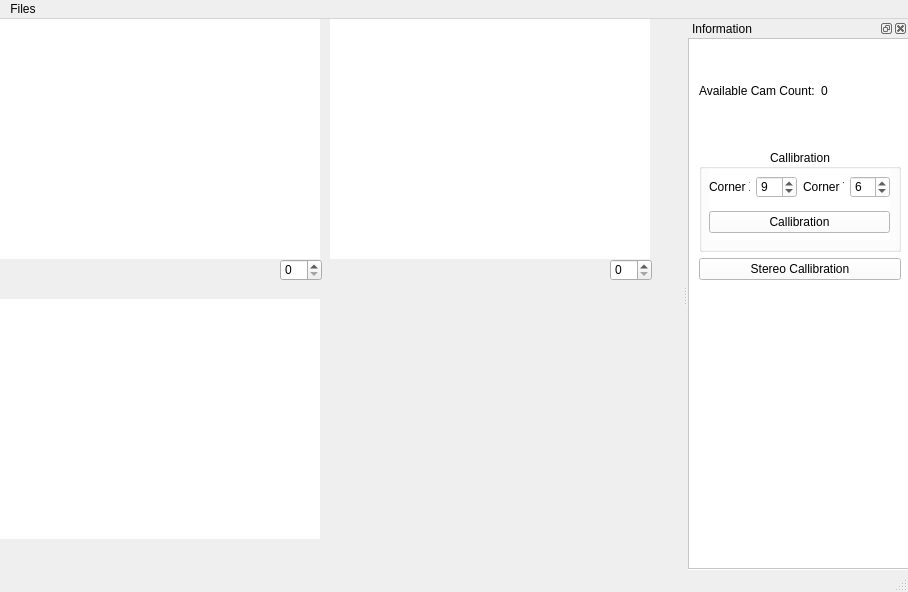
This is PDStereo/QtApp/ui/QtMain.ui in PastelDew/PDStereo as Qt 5 draws it before an edit. The edited form follows.
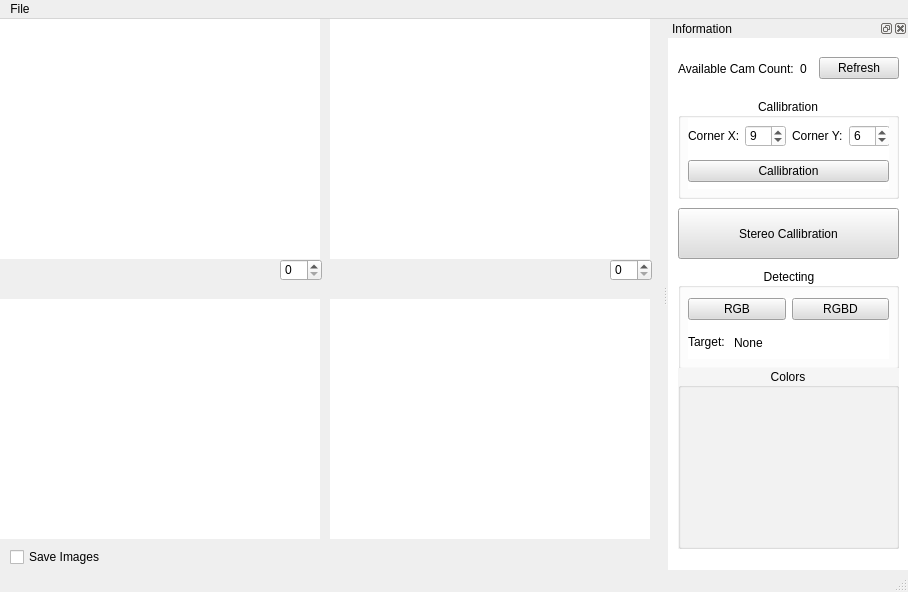
This is the edited form.

```diff
--- a/PDStereo/QtApp/ui/QtMain.ui
+++ b/PDStereo/QtApp/ui/QtMain.ui
@@ -103,6 +103,48 @@
      <bool>true</bool>
     </property>
    </widget>
+   <widget class="QLabel" name="cam_detect">
+    <property name="geometry">
+     <rect>
+      <x>330</x>
+      <y>280</y>
+      <width>320</width>
+      <height>240</height>
+     </rect>
+    </property>
+    <property name="autoFillBackground">
+     <bool>false</bool>
+    </property>
+    <property name="styleSheet">
+     <string notr="true">background-color: rgb(255, 255, 255);
+border-color: rgb(0, 0, 0);</string>
+    </property>
+    <property name="text">
+     <string/>
+    </property>
+    <property name="scaledContents">
+     <bool>true</bool>
+    </property>
+   </widget>
+   <widget class="QCheckBox" name="checkBox_saveImages">
+    <property name="geometry">
+     <rect>
+      <x>10</x>
+      <y>530</y>
+      <width>101</width>
+      <height>16</height>
+     </rect>
+    </property>
+    <property name="text">
+     <string>Save Images</string>
+    </property>
+    <property name="autoExclusive">
+     <bool>false</bool>
+    </property>
+    <property name="tristate">
+     <bool>false</bool>
+    </property>
+   </widget>
   </widget>
   <widget class="QMenuBar" name="menubar">
    <property name="geometry">
@@ -113,12 +155,13 @@
      <height>21</height>
     </rect>
    </property>
-   <widget class="QMenu" name="menuFiles">
+   <widget class="QMenu" name="menuFile">
     <property name="title">
-     <string>Files</string>
+     <string>File</string>
     </property>
+    <addaction name="actionExit"/>
    </widget>
-   <addaction name="menuFiles"/>
+   <addaction name="menuFile"/>
   </widget>
   <widget class="QStatusBar" name="statusbar"/>
   <widget class="QDockWidget" name="dockWidget">
@@ -130,7 +173,7 @@
    </property>
    <property name="minimumSize">
     <size>
-     <width>220</width>
+     <width>240</width>
      <height>38</height>
     </size>
    </property>
@@ -150,57 +193,15 @@
     <number>2</number>
    </attribute>
    <widget class="QWidget" name="dockWidgetContents">
-    <widget class="QScrollArea" name="scrollArea">
-     <property name="geometry">
-      <rect>
-       <x>0</x>
-       <y>0</y>
-       <width>231</width>
-       <height>531</height>
-      </rect>
-     </property>
-     <property name="widgetResizable">
-      <bool>true</bool>
-     </property>
-     <widget class="QWidget" name="scrollAreaWidgetContents">
-      <property name="geometry">
-       <rect>
-        <x>0</x>
-        <y>0</y>
-        <width>229</width>
-        <height>529</height>
-       </rect>
-      </property>
-      <widget class="QWidget" name="verticalLayoutWidget">
-       <property name="geometry">
-        <rect>
-         <x>10</x>
-         <y>0</y>
-         <width>202</width>
-         <height>241</height>
-        </rect>
-       </property>
-       <layout class="QVBoxLayout" name="verticalLayout">
-        <item>
-         <layout class="QHBoxLayout" name="horizontalLayout">
-          <item>
-           <widget class="QLabel" name="label_2">
-            <property name="text">
-             <string>Available Cam Count:</string>
-            </property>
-           </widget>
-          </item>
-          <item>
-           <widget class="QLabel" name="label_available_cam_count">
-            <property name="text">
-             <string>0</string>
-            </property>
-           </widget>
-          </item>
-         </layout>
-        </item>
-        <item>
          <widget class="QGroupBox" name="groupBox">
+     <property name="geometry">
+      <rect>
+       <x>10</x>
+       <y>60</y>
+       <width>221</width>
+       <height>101</height>
+      </rect>
+     </property>
           <property name="sizePolicy">
            <sizepolicy hsizetype="Preferred" vsizetype="Preferred">
             <horstretch>0</horstretch>
@@ -218,7 +219,7 @@
             <rect>
              <x>10</x>
              <y>20</y>
-             <width>181</width>
+        <width>201</width>
              <height>71</height>
             </rect>
            </property>
@@ -257,6 +258,9 @@
             </item>
             <item>
              <widget class="QPushButton" name="btn_callibration">
+         <property name="styleSheet">
+          <string notr="true">background-color: rgb(221, 221, 221);</string>
+         </property>
               <property name="text">
                <string>Callibration</string>
               </property>
@@ -265,20 +269,169 @@
            </layout>
           </widget>
          </widget>
+    <widget class="QWidget" name="layoutWidget">
+     <property name="geometry">
+      <rect>
+       <x>10</x>
+       <y>10</y>
+       <width>221</width>
+       <height>41</height>
+      </rect>
+     </property>
+     <layout class="QHBoxLayout" name="horizontalLayout">
+      <item>
+       <widget class="QLabel" name="label_2">
+        <property name="text">
+         <string>Available Cam Count:</string>
+        </property>
+       </widget>
         </item>
         <item>
+       <widget class="QLabel" name="label_available_cam_count">
+        <property name="text">
+         <string>0</string>
+        </property>
+       </widget>
+      </item>
+      <item>
+       <widget class="QPushButton" name="btn_camcnt_refresh">
+        <property name="styleSheet">
+         <string notr="true">background-color: rgb(221, 221, 221);</string>
+        </property>
+        <property name="text">
+         <string>Refresh</string>
+        </property>
+       </widget>
+      </item>
+     </layout>
+    </widget>
+    <widget class="QGroupBox" name="groupBox_2">
+     <property name="geometry">
+      <rect>
+       <x>10</x>
+       <y>230</y>
+       <width>221</width>
+       <height>101</height>
+      </rect>
+     </property>
+     <property name="title">
+      <string>Detecting</string>
+     </property>
+     <property name="alignment">
+      <set>Qt::AlignCenter</set>
+     </property>
+     <widget class="QWidget" name="verticalLayoutWidget_3">
+      <property name="geometry">
+       <rect>
+        <x>10</x>
+        <y>30</y>
+        <width>201</width>
+        <height>61</height>
+       </rect>
+      </property>
+      <layout class="QVBoxLayout" name="verticalLayout_3">
+       <item>
+        <layout class="QHBoxLayout" name="horizontalLayout_2">
+         <item>
+          <widget class="QPushButton" name="btn_detect_rgb">
+           <property name="styleSheet">
+            <string notr="true">background-color: rgb(221, 221, 221);</string>
+           </property>
+           <property name="text">
+            <string>RGB</string>
+           </property>
+          </widget>
+         </item>
+         <item>
+          <widget class="QPushButton" name="btn_detect_rgbd">
+           <property name="styleSheet">
+            <string notr="true">background-color: rgb(221, 221, 221);</string>
+           </property>
+           <property name="text">
+            <string>RGBD</string>
+           </property>
+          </widget>
+         </item>
+        </layout>
+       </item>
+       <item>
+        <layout class="QHBoxLayout" name="horizontalLayout_4">
+         <item>
+          <widget class="QLabel" name="label">
+           <property name="sizePolicy">
+            <sizepolicy hsizetype="Expanding" vsizetype="Maximum">
+             <horstretch>0</horstretch>
+             <verstretch>0</verstretch>
+            </sizepolicy>
+           </property>
+           <property name="maximumSize">
+            <size>
+             <width>40</width>
+             <height>16777215</height>
+            </size>
+           </property>
+           <property name="lineWidth">
+            <number>1</number>
+           </property>
+           <property name="text">
+            <string>Target:</string>
+           </property>
+          </widget>
+         </item>
+         <item>
+          <widget class="QLabel" name="label_detecting">
+           <property name="text">
+            <string>None</string>
+           </property>
+          </widget>
+         </item>
+        </layout>
+       </item>
+      </layout>
+     </widget>
+    </widget>
          <widget class="QPushButton" name="btn_stereoCallibration">
+     <property name="geometry">
+      <rect>
+       <x>10</x>
+       <y>170</y>
+       <width>221</width>
+       <height>51</height>
+      </rect>
+     </property>
+     <property name="styleSheet">
+      <string notr="true">background-color: rgb(221, 221, 221);</string>
+     </property>
           <property name="text">
            <string>Stereo Callibration</string>
           </property>
          </widget>
-        </item>
-       </layout>
+    <widget class="QGroupBox" name="groupBox_Colors">
+     <property name="geometry">
+      <rect>
+       <x>10</x>
+       <y>330</y>
+       <width>221</width>
+       <height>181</height>
+      </rect>
+     </property>
+     <property name="styleSheet">
+      <string notr="true">background-color: rgb(245, 245, 245);</string>
+     </property>
+     <property name="title">
+      <string>Colors</string>
+     </property>
+     <property name="alignment">
+      <set>Qt::AlignCenter</set>
+     </property>
       </widget>
      </widget>
     </widget>
-   </widget>
-  </widget>
+  <action name="actionExit">
+   <property name="text">
+    <string>Exit</string>
+   </property>
+  </action>
  </widget>
  <resources/>
  <connections/>
```
Lines whose indentation alone changed are shown as unchanged.
